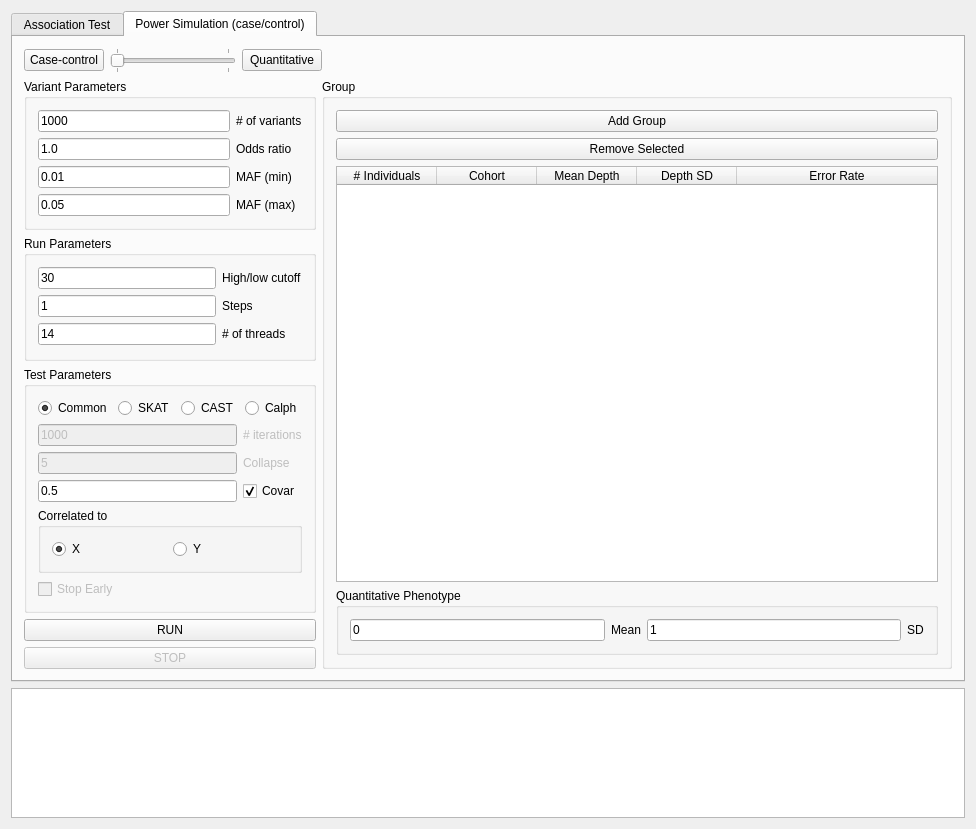
This is gui/ui/mainwindow.ui in ScottMastro/VikNGS as Qt 5 draws it before an edit. The edited form follows.
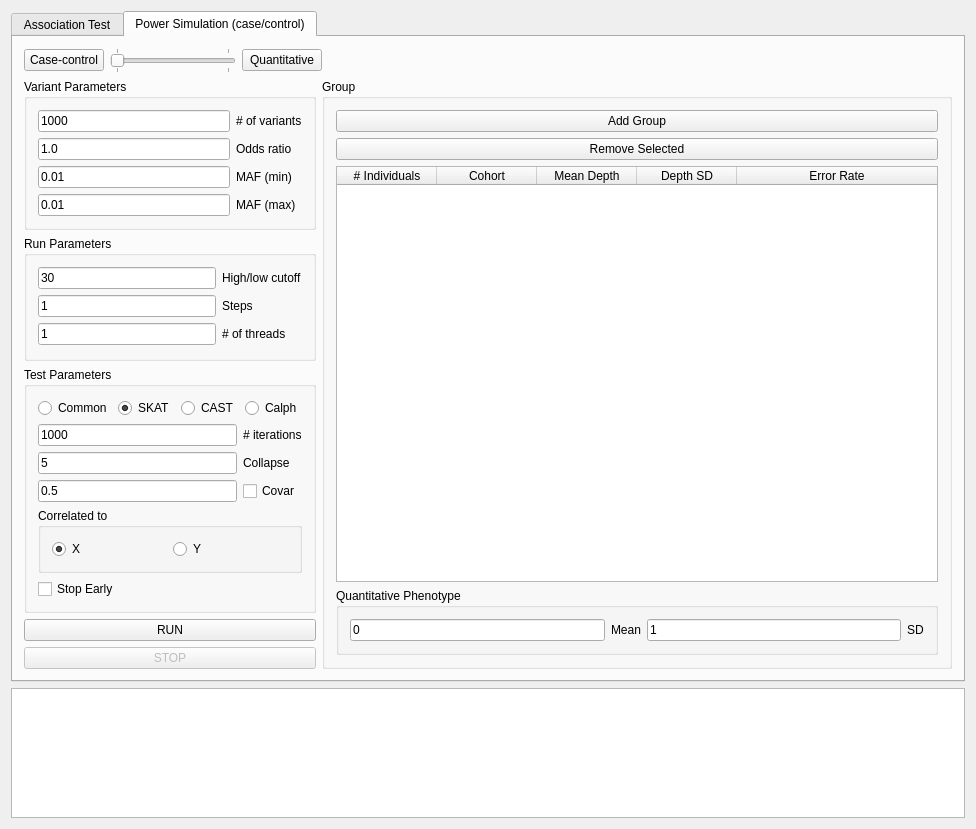
This is the edited form.

Diff of the .ui file:
```diff
--- a/gui/ui/mainwindow.ui
+++ b/gui/ui/mainwindow.ui
@@ -777,7 +777,7 @@
                <item row="3" column="0">
                 <widget class="QLineEdit" name="sim_variantMafMaxTxt">
                  <property name="text">
-                  <string>0.05</string>
+                  <string>0.01</string>
                  </property>
                 </widget>
                </item>
@@ -837,7 +837,7 @@
                <item row="2" column="0">
                 <widget class="QLineEdit" name="sim_threadsTxt">
                  <property name="text">
-                  <string>14</string>
+                  <string>1</string>
                  </property>
                 </widget>
                </item>
@@ -873,7 +873,7 @@
                       <string>Common</string>
                      </property>
                      <property name="checked">
-                      <bool>true</bool>
+                      <bool>false</bool>
                      </property>
                     </widget>
                    </item>
@@ -883,7 +883,7 @@
                       <string>SKAT</string>
                      </property>
                      <property name="checked">
-                      <bool>false</bool>
+                      <bool>true</bool>
                      </property>
                     </widget>
                    </item>
@@ -917,7 +917,7 @@
                      <item row="0" column="1">
                       <widget class="QLabel" name="sim_testBootLbl">
                        <property name="enabled">
-                        <bool>false</bool>
+                        <bool>true</bool>
                        </property>
                        <property name="text">
                         <string># iterations</string>
@@ -927,7 +927,7 @@
                      <item row="0" column="0">
                       <widget class="QLineEdit" name="sim_testBootTxt">
                        <property name="enabled">
-                        <bool>false</bool>
+                        <bool>true</bool>
                        </property>
                        <property name="text">
                         <string>1000</string>
@@ -937,7 +937,7 @@
                      <item row="1" column="0">
                       <widget class="QLineEdit" name="sim_collapseTxt">
                        <property name="enabled">
-                        <bool>false</bool>
+                        <bool>true</bool>
                        </property>
                        <property name="text">
                         <string>5</string>
@@ -953,14 +953,14 @@
                         <string>Covar</string>
                        </property>
                        <property name="checked">
-                        <bool>true</bool>
+                        <bool>false</bool>
                        </property>
                       </widget>
                      </item>
                      <item row="1" column="1">
                       <widget class="QLabel" name="sim_collapseLbl">
                        <property name="enabled">
-                        <bool>false</bool>
+                        <bool>true</bool>
                        </property>
                        <property name="text">
                         <string>Collapse </string>
@@ -1007,7 +1007,7 @@
                  <item>
                   <widget class="QCheckBox" name="sim_testStopChk">
                    <property name="enabled">
-                    <bool>false</bool>
+                    <bool>true</bool>
                    </property>
                    <property name="text">
                     <string>Stop Early</string>
```
